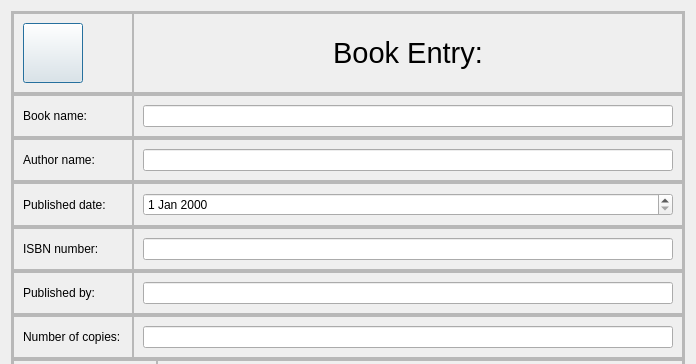
Above: entry.ui from aavashlamichhane/LibMan before the change; both pictures show x 0 to 696 and y 0 to 364 of the 696 by 591 pixel window. Below: the same form after it.
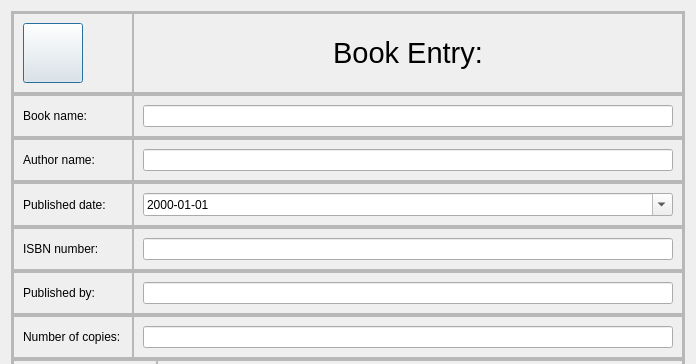
That is the form after the change. Icons and pictures are not drawn.

What changed in the file:
```diff
--- a/entry.ui
+++ b/entry.ui
@@ -361,7 +361,14 @@
            </property>
            <layout class="QHBoxLayout" name="horizontalLayout_21">
             <item>
-             <widget class="QDateEdit" name="dateEdit_pdate"/>
+             <widget class="QDateEdit" name="dateEdit_pdate">
+              <property name="displayFormat">
+               <string>yyyy-MM-dd</string>
+              </property>
+              <property name="calendarPopup">
+               <bool>true</bool>
+              </property>
+             </widget>
             </item>
            </layout>
           </widget>
```
